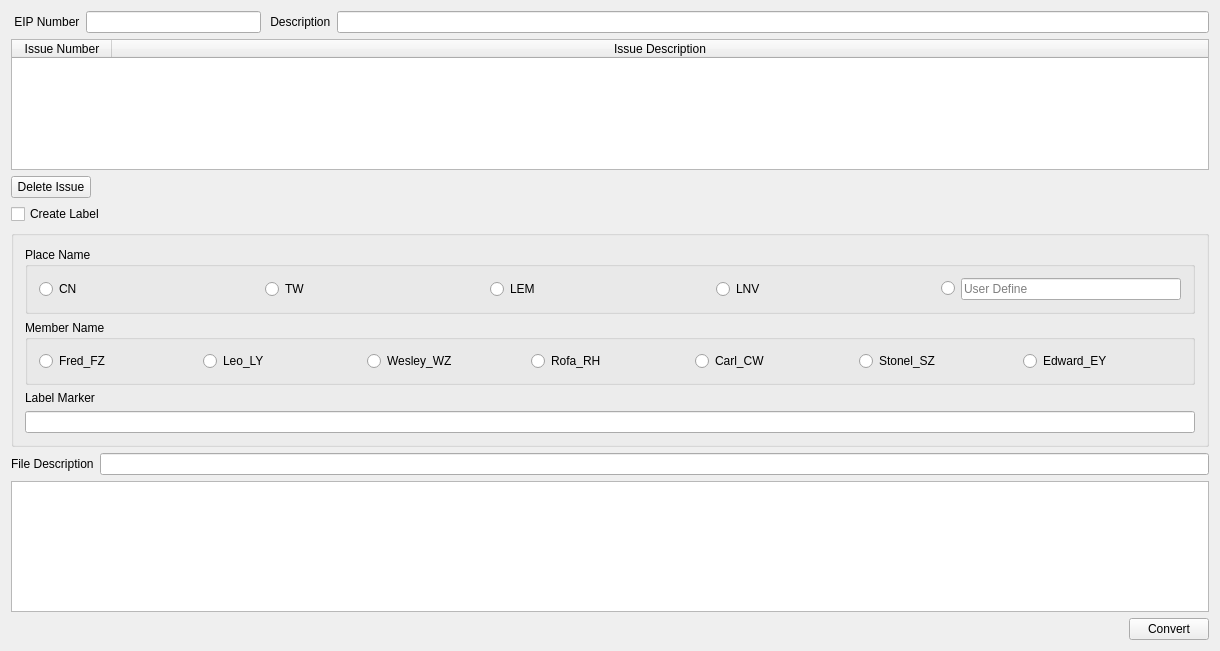
Qt form FormatCommitMessage/mainform.ui (Xanxus-Elric/QtRepository) before a commit.
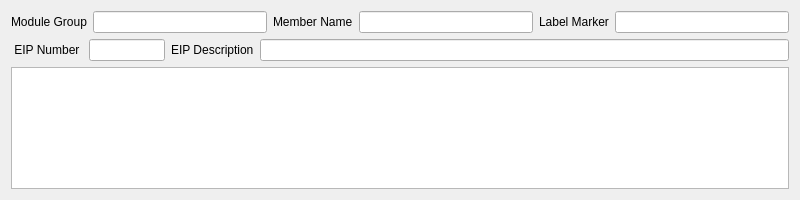
The same form after that commit.

```diff
--- a/FormatCommitMessage/mainform.ui
+++ b/FormatCommitMessage/mainform.ui
@@ -6,339 +6,100 @@
    <rect>
     <x>0</x>
     <y>0</y>
-    <width>1220</width>
-    <height>651</height>
+    <width>800</width>
+    <height>200</height>
    </rect>
   </property>
+  <property name="minimumSize">
+   <size>
+    <width>800</width>
+    <height>200</height>
+   </size>
+  </property>
+  <property name="maximumSize">
+   <size>
+    <width>800</width>
+    <height>200</height>
+   </size>
+  </property>
   <property name="windowTitle">
    <string>Format Commit Message</string>
   </property>
-  <layout class="QGridLayout" name="gridLayout_4">
+  <layout class="QGridLayout" name="gridLayout">
    <item row="0" column="0">
-    <layout class="QVBoxLayout" name="verticalLayout_6">
+    <layout class="QVBoxLayout" name="verticalLayout">
      <item>
-      <layout class="QVBoxLayout" name="verticalLayout_2">
+      <layout class="QHBoxLayout" name="horizontalLayout">
        <item>
-        <layout class="QHBoxLayout" name="horizontalLayout" stretch="1,2,1,10">
-         <item>
-          <widget class="QLabel" name="label_3">
-           <property name="sizePolicy">
-            <sizepolicy hsizetype="Fixed" vsizetype="Preferred">
-             <horstretch>0</horstretch>
-             <verstretch>0</verstretch>
-            </sizepolicy>
-           </property>
-           <property name="text">
-            <string> EIP Number</string>
-           </property>
-          </widget>
-         </item>
-         <item>
-          <widget class="QLineEdit" name="NumberEdit"/>
-         </item>
-         <item>
-          <widget class="QLabel" name="label_4">
-           <property name="sizePolicy">
-            <sizepolicy hsizetype="Fixed" vsizetype="Preferred">
-             <horstretch>0</horstretch>
-             <verstretch>0</verstretch>
-            </sizepolicy>
-           </property>
-           <property name="text">
-            <string> Description</string>
-           </property>
-          </widget>
-         </item>
-         <item>
-          <widget class="QLineEdit" name="DescEdit"/>
-         </item>
-        </layout>
-       </item>
-       <item>
-        <widget class="QTableWidget" name="tableWidget">
-         <attribute name="horizontalHeaderStretchLastSection">
-          <bool>true</bool>
-         </attribute>
-         <attribute name="verticalHeaderVisible">
-          <bool>false</bool>
-         </attribute>
-         <column>
-          <property name="text">
-           <string>Issue Number</string>
-          </property>
-         </column>
-         <column>
-          <property name="text">
-           <string>Issue Description</string>
-          </property>
-         </column>
+        <widget class="QLabel" name="label_3">
+         <property name="text">
+          <string>Module Group</string>
+         </property>
         </widget>
        </item>
        <item>
-        <layout class="QHBoxLayout" name="horizontalLayout_2">
-         <item>
-          <widget class="QPushButton" name="DeleteButton">
-           <property name="text">
-            <string>Delete Issue</string>
-           </property>
-          </widget>
-         </item>
-         <item>
-          <spacer name="horizontalSpacer">
-           <property name="orientation">
-            <enum>Qt::Horizontal</enum>
-           </property>
-           <property name="sizeHint" stdset="0">
-            <size>
-             <width>40</width>
-             <height>20</height>
-            </size>
-           </property>
-          </spacer>
-         </item>
-        </layout>
+        <widget class="QLineEdit" name="ModuleGroupEdit"/>
        </item>
-      </layout>
-     </item>
-     <item>
-      <layout class="QVBoxLayout" name="verticalLayout_4">
        <item>
-        <widget class="QCheckBox" name="checkBox">
+        <widget class="QLabel" name="label_4">
          <property name="text">
-          <string>Create Label</string>
+          <string>Member Name</string>
          </property>
         </widget>
        </item>
        <item>
-        <widget class="QGroupBox" name="CreateLabel">
-         <property name="title">
-          <string/>
+        <widget class="QLineEdit" name="MemberNameEdit"/>
+       </item>
+       <item>
+        <widget class="QLabel" name="label_5">
+         <property name="text">
+          <string>Label Marker</string>
          </property>
-         <layout class="QGridLayout" name="gridLayout_3">
-          <item row="0" column="0">
-           <layout class="QVBoxLayout" name="verticalLayout_3">
-            <item>
-             <widget class="QGroupBox" name="groupBox">
-              <property name="title">
-               <string>Place Name</string>
-              </property>
-              <layout class="QGridLayout" name="gridLayout_2">
-               <item row="0" column="0">
-                <widget class="QRadioButton" name="CN">
-                 <property name="text">
-                  <string>CN</string>
-                 </property>
-                 <attribute name="buttonGroup">
-                  <string notr="true">PlaceGroup</string>
-                 </attribute>
-                </widget>
-               </item>
-               <item row="0" column="1">
-                <widget class="QRadioButton" name="TW">
-                 <property name="text">
-                  <string>TW</string>
-                 </property>
-                 <attribute name="buttonGroup">
-                  <string notr="true">PlaceGroup</string>
-                 </attribute>
-                </widget>
-               </item>
-               <item row="0" column="2">
-                <widget class="QRadioButton" name="LEM">
-                 <property name="text">
-                  <string>LEM</string>
-                 </property>
-                 <attribute name="buttonGroup">
-                  <string notr="true">PlaceGroup</string>
-                 </attribute>
-                </widget>
-               </item>
-               <item row="0" column="3">
-                <widget class="QRadioButton" name="LNV">
-                 <property name="text">
-                  <string>LNV</string>
-                 </property>
-                 <attribute name="buttonGroup">
-                  <string notr="true">PlaceGroup</string>
-                 </attribute>
-                </widget>
-               </item>
-               <item row="0" column="4">
-                <widget class="QRadioButton" name="User">
-                 <property name="sizePolicy">
-                  <sizepolicy hsizetype="Fixed" vsizetype="Fixed">
-                   <horstretch>0</horstretch>
-                   <verstretch>0</verstretch>
-                  </sizepolicy>
-                 </property>
-                 <property name="text">
-                  <string/>
-                 </property>
-                 <attribute name="buttonGroup">
-                  <string notr="true">PlaceGroup</string>
-                 </attribute>
-                </widget>
-               </item>
-               <item row="0" column="5">
-                <widget class="QLineEdit" name="UserDefineEdit">
-                 <property name="sizePolicy">
-                  <sizepolicy hsizetype="Minimum" vsizetype="Fixed">
-                   <horstretch>0</horstretch>
-                   <verstretch>0</verstretch>
-                  </sizepolicy>
-                 </property>
-                 <property name="placeholderText">
-                  <string>User Define</string>
-                 </property>
-                </widget>
-               </item>
-              </layout>
-             </widget>
-            </item>
-            <item>
-             <widget class="QGroupBox" name="groupBox_2">
-              <property name="title">
-               <string>Member Name</string>
-              </property>
-              <layout class="QGridLayout" name="gridLayout">
-               <item row="0" column="0">
-                <widget class="QRadioButton" name="FZ">
-                 <property name="text">
-                  <string>Fred_FZ</string>
-                 </property>
-                 <attribute name="buttonGroup">
-                  <string notr="true">MemberGroup</string>
-                 </attribute>
-                </widget>
-               </item>
-               <item row="0" column="1">
-                <widget class="QRadioButton" name="LY">
-                 <property name="text">
-                  <string>Leo_LY</string>
-                 </property>
-                 <attribute name="buttonGroup">
-                  <string notr="true">MemberGroup</string>
-                 </attribute>
-                </widget>
-               </item>
-               <item row="0" column="2">
-                <widget class="QRadioButton" name="WZ">
-                 <property name="text">
-                  <string>Wesley_WZ</string>
-                 </property>
-                 <attribute name="buttonGroup">
-                  <string notr="true">MemberGroup</string>
-                 </attribute>
-                </widget>
-               </item>
-               <item row="0" column="3">
-                <widget class="QRadioButton" name="RH">
-                 <property name="text">
-                  <string>Rofa_RH</string>
-                 </property>
-                 <attribute name="buttonGroup">
-                  <string notr="true">MemberGroup</string>
-                 </attribute>
-                </widget>
-               </item>
-               <item row="0" column="4">
-                <widget class="QRadioButton" name="CW">
-                 <property name="text">
-                  <string>Carl_CW</string>
-                 </property>
-                 <attribute name="buttonGroup">
-                  <string notr="true">MemberGroup</string>
-                 </attribute>
-                </widget>
-               </item>
-               <item row="0" column="5">
-                <widget class="QRadioButton" name="SZ">
-                 <property name="text">
-                  <string>Stonel_SZ</string>
-                 </property>
-                 <attribute name="buttonGroup">
-                  <string notr="true">MemberGroup</string>
-                 </attribute>
-                </widget>
-               </item>
-               <item row="0" column="6">
-                <widget class="QRadioButton" name="EY">
-                 <property name="text">
-                  <string>Edward_EY</string>
-                 </property>
-                 <attribute name="buttonGroup">
-                  <string notr="true">MemberGroup</string>
-                 </attribute>
-                </widget>
-               </item>
-              </layout>
-             </widget>
-            </item>
-            <item>
-             <layout class="QVBoxLayout" name="verticalLayout">
-              <item>
-               <widget class="QLabel" name="label_2">
-                <property name="text">
-                 <string>Label Marker</string>
-                </property>
-               </widget>
-              </item>
-              <item>
-               <widget class="QLineEdit" name="LabelMarkerEdit"/>
-              </item>
-             </layout>
-            </item>
-           </layout>
-          </item>
-         </layout>
         </widget>
        </item>
+       <item>
+        <widget class="QLineEdit" name="LabelMarkerEdit"/>
+       </item>
       </layout>
      </item>
      <item>
-      <layout class="QHBoxLayout" name="horizontalLayout_3">
+      <layout class="QHBoxLayout" name="horizontalLayout_2" stretch="1,1,1,7">
        <item>
         <widget class="QLabel" name="label">
+         <property name="sizePolicy">
+          <sizepolicy hsizetype="Fixed" vsizetype="Fixed">
+           <horstretch>0</horstretch>
+           <verstretch>0</verstretch>
+          </sizepolicy>
+         </property>
          <property name="text">
-          <string>File Description</string>
+          <string> EIP Number </string>
          </property>
         </widget>
        </item>
        <item>
-        <widget class="QLineEdit" name="FileDescEdit"/>
+        <widget class="QLineEdit" name="IssueNumberEdit"/>
+       </item>
+       <item>
+        <widget class="QLabel" name="label_2">
+         <property name="sizePolicy">
+          <sizepolicy hsizetype="Fixed" vsizetype="Fixed">
+           <horstretch>0</horstretch>
+           <verstretch>0</verstretch>
+          </sizepolicy>
+         </property>
+         <property name="text">
+          <string>EIP Description</string>
+         </property>
+        </widget>
+       </item>
+       <item>
+        <widget class="QLineEdit" name="IssueDescEdit"/>
        </item>
       </layout>
      </item>
      <item>
-      <layout class="QVBoxLayout" name="verticalLayout_5">
-       <item>
-        <widget class="QTextEdit" name="FormatMessage"/>
-       </item>
-       <item>
-        <layout class="QHBoxLayout" name="horizontalLayout_4">
-         <item>
-          <spacer name="horizontalSpacer_2">
-           <property name="orientation">
-            <enum>Qt::Horizontal</enum>
-           </property>
-           <property name="sizeHint" stdset="0">
-            <size>
-             <width>40</width>
-             <height>20</height>
-            </size>
-           </property>
-          </spacer>
-         </item>
-         <item>
-          <widget class="QPushButton" name="ConvertButton">
-           <property name="text">
-            <string>Convert</string>
-           </property>
-          </widget>
-         </item>
-        </layout>
-       </item>
-      </layout>
+      <widget class="QTextEdit" name="ConvertResultEdit"/>
      </item>
     </layout>
    </item>
```
Left out of the diff: 36 changed lines with no effect on the pictures.
